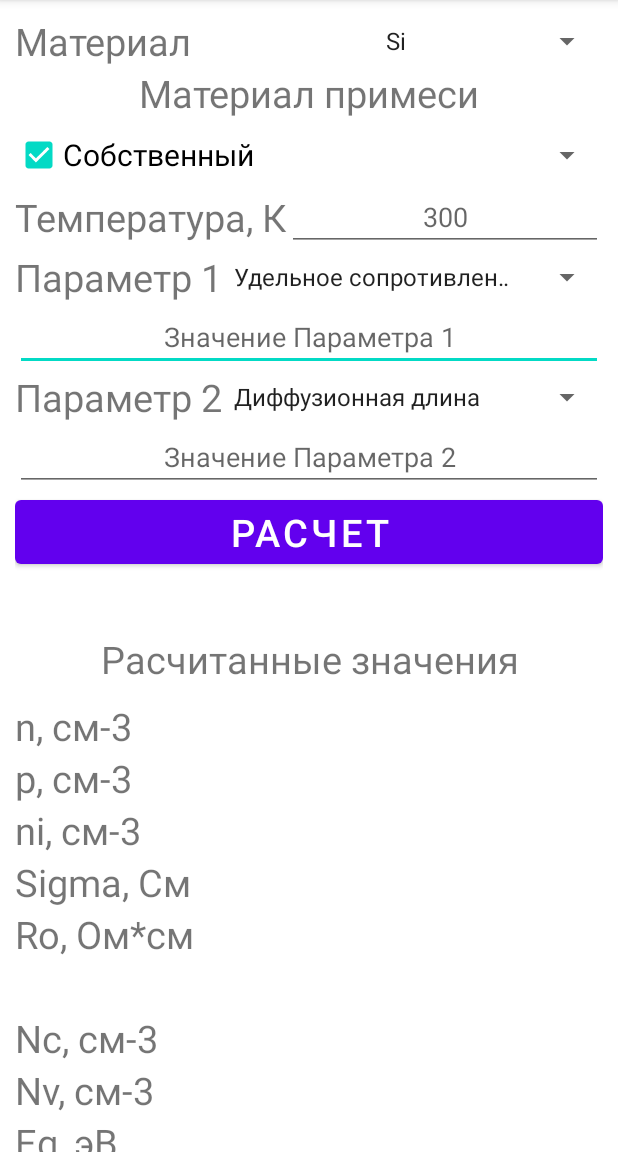
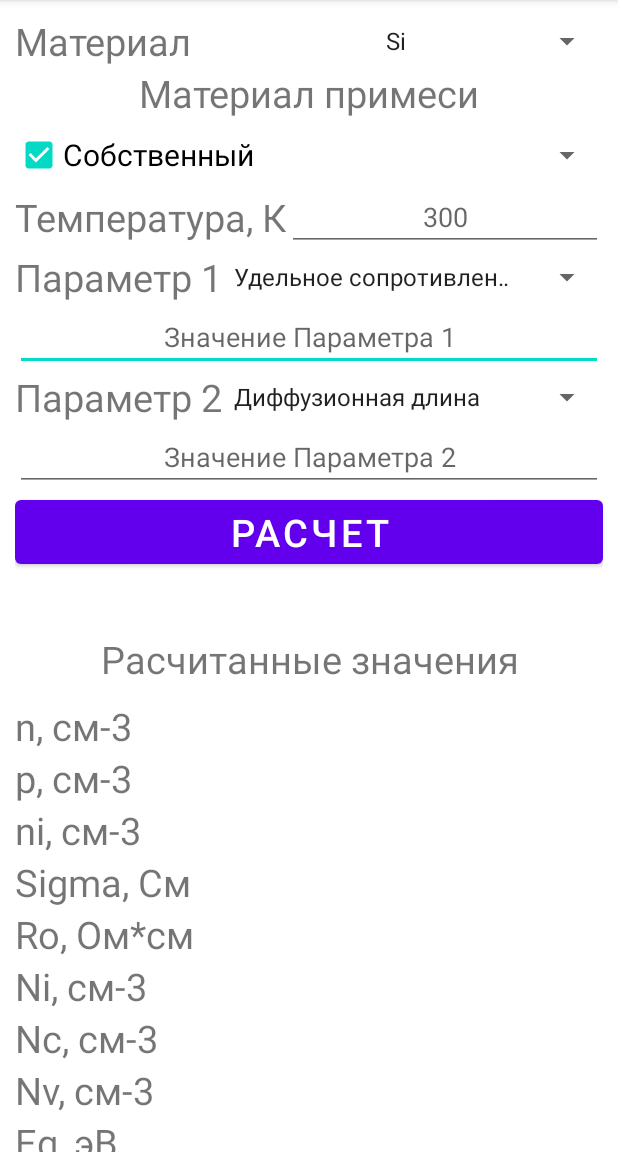
Before and after one commit to GetsSama/SemiParams, an Android app: the Semi_act screen opened directly, with no data from a screen before it, after a tap on "Собственный", on a phone screen of 412 x 824 dp, the part 84-1236 px from its top. Run offline under Robolectric (Android 15) with nearby library versions, the phone set to English and light mode, and no system bars; 1 statement that could not run was skipped; 1 other tap on this screen came first.

```diff
--- a/app/src/main/java/com/example/semiparams/MaterialParams.java
+++ b/app/src/main/java/com/example/semiparams/MaterialParams.java
@@ -2,18 +2,13 @@ package com.example.semiparams;
 
 import android.content.Context;
 import android.widget.Toast;
-
-import androidx.annotation.NonNull;
-import androidx.annotation.Nullable;
 
 import java.io.BufferedReader;
 import java.io.FileNotFoundException;
 import java.io.FileReader;
 import java.io.IOException;
 import java.util.ArrayList;
-import java.util.Collection;
 import java.util.HashMap;
-import java.util.Iterator;
 
 public class MaterialParams
 {
@@ -36,27 +31,6 @@ public class MaterialParams
         ParamsReader(PATH + nameMaterial + ".txt");
         ActivateDict();
     }
-    /*MaterialParams(String nameMaterial, String[] Dopings, double[] activationEnergis, double effMass_electron, double effMass_hole, double mobility_electron, double mobility_hole,double Eg0,double koefEg, double dielectricConst)
-    {
-        int len = Dopings.length;
-        this.Dopings = new String[len];
-        for (int i=0; i<len; i++)
-            this.Dopings[i] = Dopings[i];
-
-        len = activationEnergis.length;
-        this.activationEnergis = new double[len];
-        for (int i=0; i<len; i++)
-            this.activationEnergis[i]=activationEnergis[i];
-
-        this.nameMaterial = nameMaterial;
-        this.effMass_electron = effMass_electron;
-        this.effMass_hole = effMass_hole;
-        this.mobility_electron = mobility_electron;
-        this.mobility_hole = mobility_hole;
-        this.Eg0 = Eg0;
-        this.koefEg = koefEg;
-        this.dielectricConst = dielectricConst;
-    }*/
 
     //Методы для получения параметров, зависящих от температуры
     public double Dn(double T)
--- a/app/src/main/java/com/example/semiparams/Semi_act.java
+++ b/app/src/main/java/com/example/semiparams/Semi_act.java
@@ -35,6 +35,7 @@ public class Semi_act extends AppCompatActivity
     String[] Param2 = {"Диффузионная длина", "Время жизни"};
     String PATH_TO_DATA = "/data/data/com.example.semiparams/files/";
     MaterialParams MaterialParams;
+    TextView dopant;
 
     int SpinnerChoiseOne, SpinnerChoiseTwo, SpinnerChoiseThree, SpinnerChoiseFoure;
     double Temp, ParamOne, ParamTwo;
@@ -44,7 +45,7 @@ public class Semi_act extends AppCompatActivity
     {
         super.onCreate(savedInstanceState);
         setContentView(R.layout.activity_semi);
-        TextView dopant = (TextView)findViewById(R.id.doping);
+        dopant = (TextView)findViewById(R.id.doping);
         TextView dinamic = (TextView)findViewById(R.id.Dinamic);
         TextView electron_val = (TextView)findViewById(R.id.electron_val);
         TextView hole_val = (TextView)findViewById(R.id.hole_val);
@@ -127,20 +128,17 @@ public class Semi_act extends AppCompatActivity
         Spinner ParamTwo = (Spinner) findViewById(R.id.param2);
         //Добаляю адаптеры для спиннеров
         ArrayAdapter<String> adapter_material = new ArrayAdapter<String>(this, android.R.layout.simple_spinner_item, material);
-        //ArrayAdapter<String> adapter_type = new ArrayAdapter<String>(this, android.R.layout.simple_spinner_item, Type);
         ArrayAdapter<String> adapter_param1 = new ArrayAdapter<String>(this, android.R.layout.simple_spinner_item, Param1);
         ArrayAdapter<String> adapter_param2 = new ArrayAdapter<String>(this, android.R.layout.simple_spinner_item, Param2);
         //Настраиваю адаптеры
         adapter_material.setDropDownViewResource(android.R.layout.simple_spinner_dropdown_item);
-        //adapter_type.setDropDownViewResource(android.R.layout.simple_spinner_dropdown_item);
         adapter_param1.setDropDownViewResource(android.R.layout.simple_spinner_dropdown_item);
         adapter_param2.setDropDownViewResource(android.R.layout.simple_spinner_dropdown_item);
         //Адаптирую спиннеры
         mater.setAdapter(adapter_material);
-        //TypeOfCond.setAdapter(adapter_type);
         ParamOne.setAdapter(adapter_param1);
         ParamTwo.setAdapter(adapter_param2);
-
+        //Спиннер для примесей, динамически изменяется
         ArrayAdapter<String> adapter_type = new ArrayAdapter<String>(this, android.R.layout.simple_spinner_item, Type);
         adapter_type.setDropDownViewResource(android.R.layout.simple_spinner_dropdown_item);
         TypeOfCond.setAdapter(adapter_type);
@@ -211,9 +209,9 @@ public class Semi_act extends AppCompatActivity
                 {
                     GetType = MaterialParams.GiveTypeOfDopant((String)parent.getItemAtPosition(position));
                     LastChoise = GetType;
-                    if (LastChoise=="N-тип")
+                    if (LastChoise=="N_Type")
                         dopant.setText("Nd, см-3");
-                    else if(LastChoise=="P-тип")
+                    else if(LastChoise=="P_Type")
                         dopant.setText("Na, см-3");
                 }
                 else
@@ -232,30 +230,40 @@ public class Semi_act extends AppCompatActivity
         TypeOfCond.setOnItemSelectedListener(DopingListener);
         ParamOne.setOnItemSelectedListener(SpinnerListener);
         ParamTwo.setOnItemSelectedListener(SpinnerListener);
+
+        //Слушатель нажания на кнопку
         View.OnClickListener Solver = new View.OnClickListener()
         {
             @Override
             public void onClick(View buttonSolve)
             {
-
+                if(GetType=="N_Type")
+                    dopant.setText("Nd, см-3");
+                else if (GetType=="P_Type")
+                    dopant.setText("Na, см-3");
+                else
+                    dopant.setText("Ni, см-3");
             }
         };
-
+        Solve.setOnClickListener(Solver);
     }
 
     //Выбор собственного полупроводника
-    public void onCheckClick(View view)
+    public void onCheckClick (View view)
     {
         CheckBox check = (CheckBox) view;
         if (check.isChecked())
         {
             GetType = "Собственный";
+            dopant.setText("Ni, см-3");
         }
         else
+        {
             GetType = LastChoise;
-    }
-    public Context context()
-    {
-        return getApplicationContext();
+            if (GetType=="N_Type")
+                dopant.setText("Nd, см-3");
+            else
+                dopant.setText("Na, см-3");
+        }
     }
 }
--- a/app/src/main/res/layout/activity_semi.xml
+++ b/app/src/main/res/layout/activity_semi.xml
@@ -45,8 +45,8 @@
             android:layout_width="wrap_content"
             android:layout_height="wrap_content"
             android:layout_below="@+id/conduct"
+            android:onClick="onCheckClick"
             android:layout_alignParentLeft="true"
-            android:onClick="onCheckClick"
             android:text="Собственный"
             android:textSize="20dp" />
 
```
